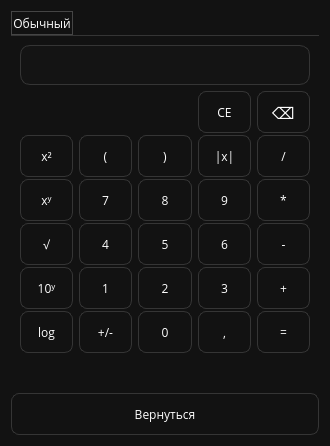
First picture: the form in forms/CalcWindow.ui, repository SMS-message/SchoolProject, before the edit.
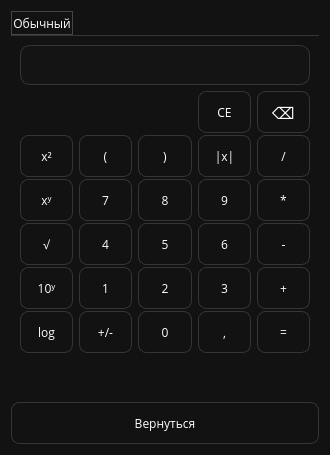
Second picture: the form after the edit.

Commit message: Рабочий калькулятор

The edit to the form file:
```diff
--- a/forms/CalcWindow.ui
+++ b/forms/CalcWindow.ui
@@ -7,7 +7,7 @@
     <x>0</x>
     <y>0</y>
     <width>330</width>
-    <height>411</height>
+    <height>455</height>
    </rect>
   </property>
   <property name="maximumSize">
```
Left out of the diff: 6 changed lines with no effect on the pictures. The commit also changes 2 other files.
